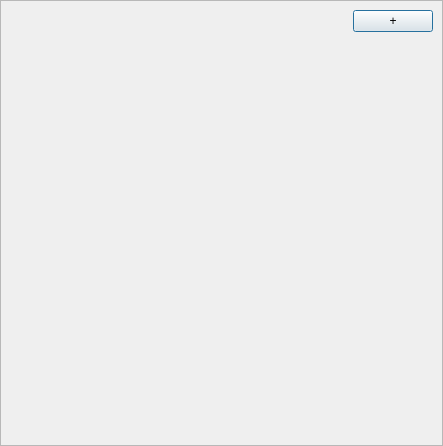
Qt form automator_project/utils/qtUi/config_bundle.ui (Halicea/hal_automator) before a commit.
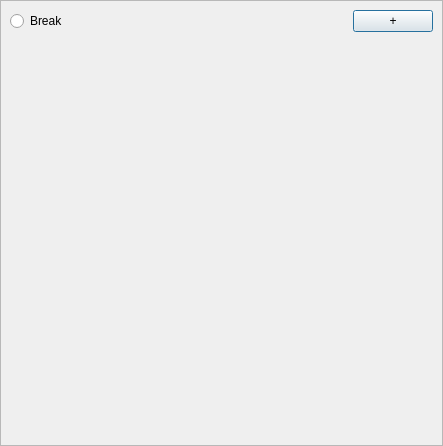
The same form after that commit.

The edit to the form file:
```diff
--- a/automator_project/utils/qtUi/config_bundle.ui
+++ b/automator_project/utils/qtUi/config_bundle.ui
@@ -10,6 +10,12 @@
     <height>446</height>
    </rect>
   </property>
+  <property name="sizePolicy">
+   <sizepolicy hsizetype="Expanding" vsizetype="Preferred">
+    <horstretch>0</horstretch>
+    <verstretch>0</verstretch>
+   </sizepolicy>
+  </property>
   <property name="windowTitle">
    <string>Form</string>
   </property>
@@ -21,6 +27,12 @@
     <layout class="QVBoxLayout" name="ltv_children_container">
      <item>
       <widget class="QScrollArea" name="scrollArea">
+       <property name="sizePolicy">
+        <sizepolicy hsizetype="Expanding" vsizetype="Expanding">
+         <horstretch>0</horstretch>
+         <verstretch>0</verstretch>
+        </sizepolicy>
+       </property>
        <property name="widgetResizable">
         <bool>true</bool>
        </property>
@@ -36,6 +48,13 @@
         <layout class="QVBoxLayout" name="verticalLayout_2">
          <item>
           <layout class="QHBoxLayout" name="horizontalLayout">
+           <item>
+            <widget class="QRadioButton" name="rbBreak">
+             <property name="text">
+              <string>Break</string>
+             </property>
+            </widget>
+           </item>
            <item>
             <spacer name="verticalSpacer_2">
              <property name="orientation">
```
